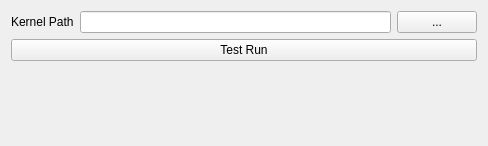
Old version of the form ui/SettingsWidget.ui in the repository Qv2ray/QvPlugin-NaiveProxy.
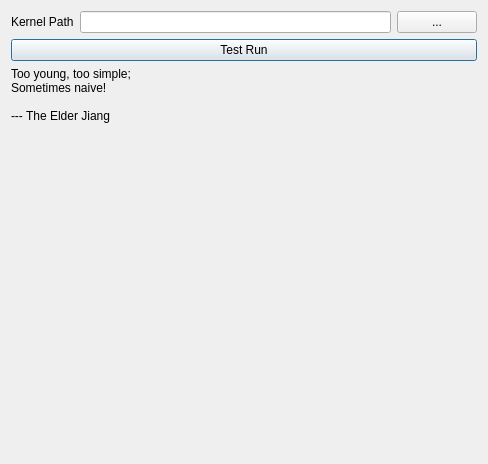
New version of the form.

```diff
--- a/ui/SettingsWidget.ui
+++ b/ui/SettingsWidget.ui
@@ -7,7 +7,7 @@
     <x>0</x>
     <y>0</y>
     <width>488</width>
-    <height>146</height>
+    <height>464</height>
    </rect>
   </property>
   <property name="windowTitle">
@@ -65,6 +65,28 @@
      <property name="text">
       <string>Test Run</string>
      </property>
+     <property name="default">
+      <bool>true</bool>
+     </property>
+    </widget>
+   </item>
+   <item row="2" column="0" colspan="2">
+    <widget class="QLabel" name="labelNotes">
+     <property name="text">
+      <string>Too young, too simple;
+Sometimes naive!
+
+--- The Elder Jiang</string>
+     </property>
+     <property name="textFormat">
+      <enum>Qt::PlainText</enum>
+     </property>
+     <property name="alignment">
+      <set>Qt::AlignLeading|Qt::AlignLeft|Qt::AlignVCenter</set>
+     </property>
+     <property name="textInteractionFlags">
+      <set>Qt::LinksAccessibleByMouse|Qt::TextSelectableByKeyboard|Qt::TextSelectableByMouse</set>
+     </property>
     </widget>
    </item>
   </layout>
```
Left out of the diff: 11 changed lines with no effect on the pictures.
